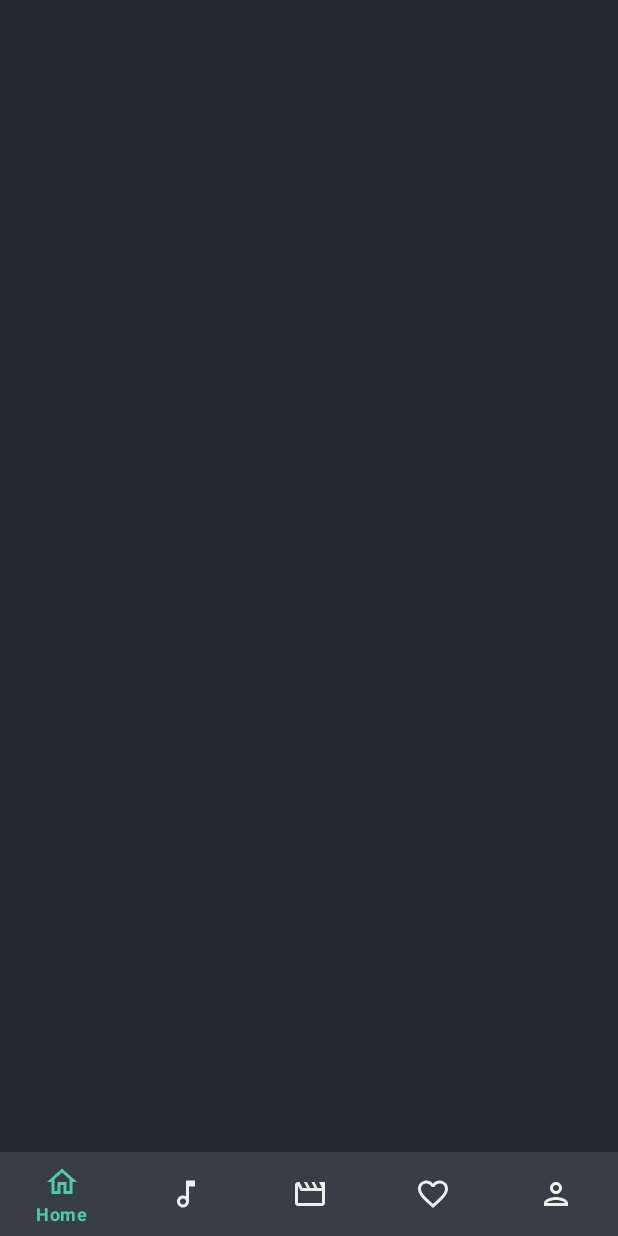
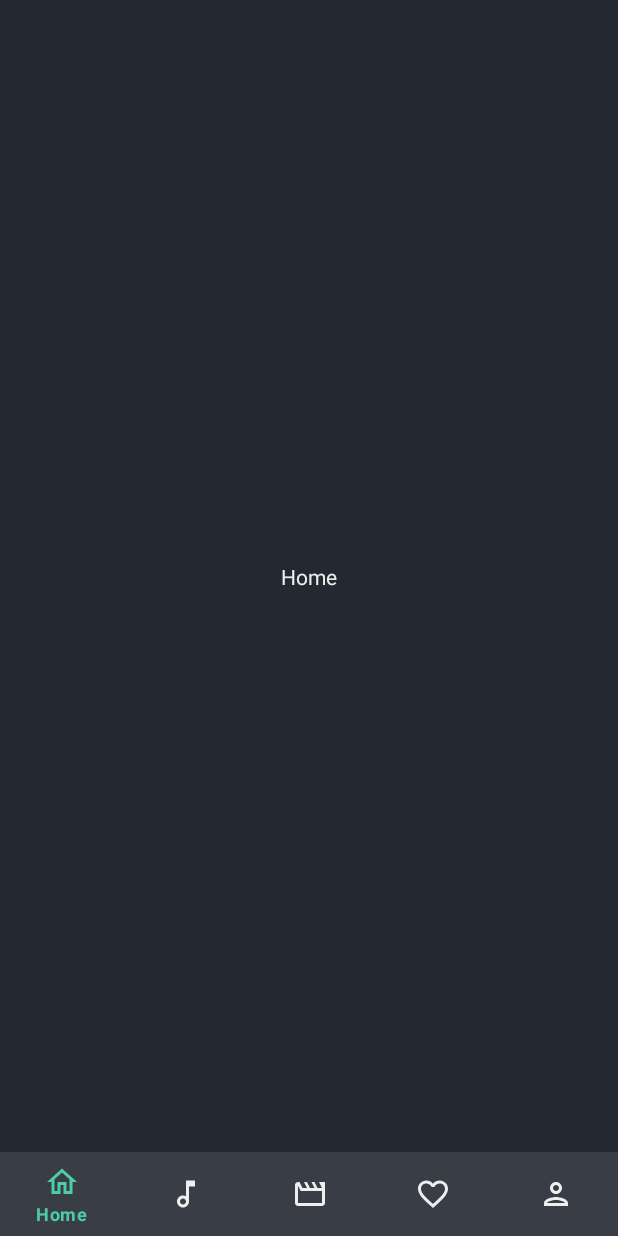
Before and after one commit to CoolKrit/AVANTO, an Android app: the HomeFragment screen opened directly, with no data from a screen before it, on a phone screen of 412 x 824 dp. Run offline under Robolectric (Android 15) with nearby library versions, the phone set to English and light mode, and no system bars; our stand-ins replace Firebase (no records; nobody signed in at launch, a user with empty details on screens opened directly), navigation-ui.

Commit message:
Some Fix

```diff
--- a/app/src/main/res/layout-xxxhdpi/fragment_home.xml
+++ b/app/src/main/res/layout-xxxhdpi/fragment_home.xml
@@ -6,4 +6,13 @@
     android:layout_height="match_parent"
     tools:context=".ui.fragment.HomeFragment">
 
+    <TextView
+        android:layout_width="wrap_content"
+        android:layout_height="wrap_content"
+        android:text="@string/home"
+        app:layout_constraintBottom_toBottomOf="parent"
+        app:layout_constraintEnd_toEndOf="parent"
+        app:layout_constraintStart_toStartOf="parent"
+        app:layout_constraintTop_toTopOf="parent" />
+
 </androidx.constraintlayout.widget.ConstraintLayout>
```
